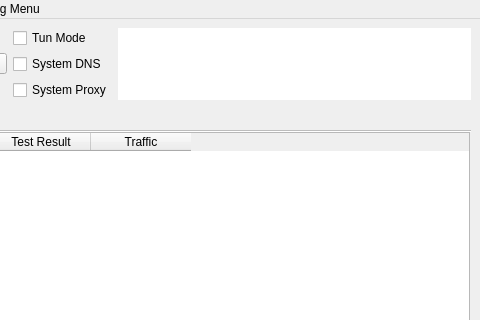
Before: the Qt Designer form include/ui/mainwindow.ui in shengmo0210/Throne, drawn with Qt 5; both pictures show x 320 to 800 and y 0 to 320 of the 800 by 600 pixel window.
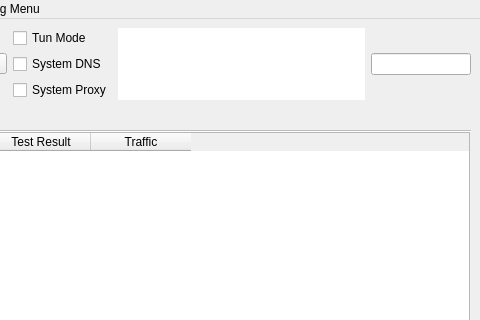
After: the same form once the commit is applied. Icons and pictures are not drawn. Custom widgets are drawn as their Qt base class.

Commit message: add search funcionality

Patch:
```diff
--- a/include/ui/mainwindow.ui
+++ b/include/ui/mainwindow.ui
@@ -204,6 +204,9 @@
         </property>
        </widget>
       </item>
+      <item>
+       <widget class="QLineEdit" name="search_input"/>
+      </item>
      </layout>
     </item>
     <item>
```
The commit also changes 2 other files.
